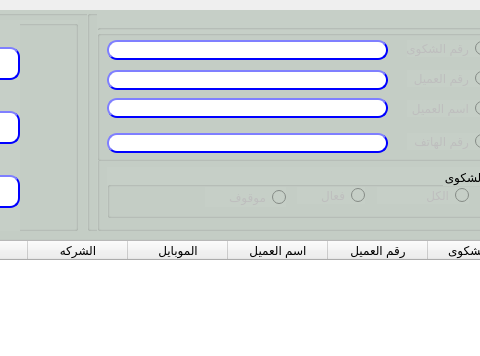
First picture: the form in presentation/customer_service_ui/customerٍService_display.ui, repository shymaa123456/HyperPOS2020, before the edit; both pictures show x 383 to 863 and y 0 to 356 of the 1028 by 560 pixel window.
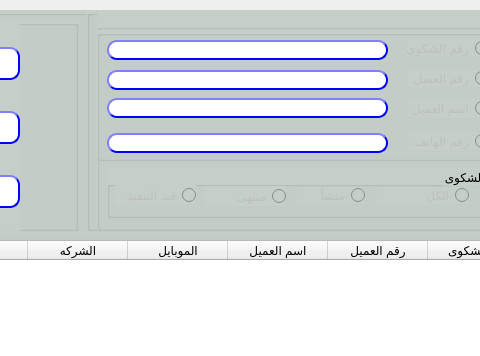
Second picture: the form after the edit.

Commit message: customer service module

Patch:
```diff
--- a/presentation/customer_service_ui/customerٍService_display.ui
+++ b/presentation/customer_service_ui/customerٍService_display.ui
@@ -367,7 +367,7 @@
         <enum>Qt::RightToLeft</enum>
        </property>
        <property name="text">
-        <string>فعال</string>
+        <string>منشأ</string>
        </property>
       </widget>
       <widget class="QRadioButton" name="Rbtn_stsAll">
@@ -396,7 +396,7 @@
        <property name="geometry">
         <rect>
          <x>98</x>
-         <y>20</y>
+         <y>19</y>
          <width>81</width>
          <height>20</height>
         </rect>
@@ -405,7 +405,26 @@
         <enum>Qt::RightToLeft</enum>
        </property>
        <property name="text">
-        <string>موقوف</string>
+        <string>منتهى</string>
+       </property>
+      </widget>
+      <widget class="QRadioButton" name="Rbtn_stsInprogress">
+       <property name="enabled">
+        <bool>false</bool>
+       </property>
+       <property name="geometry">
+        <rect>
+         <x>8</x>
+         <y>18</y>
+         <width>81</width>
+         <height>20</height>
+        </rect>
+       </property>
+       <property name="layoutDirection">
+        <enum>Qt::RightToLeft</enum>
+       </property>
+       <property name="text">
+        <string>قيد التنفيذ</string>
        </property>
       </widget>
      </widget>
```
Left out of the diff: 4 changed lines with no effect on the pictures. The commit also changes 4 other files.
